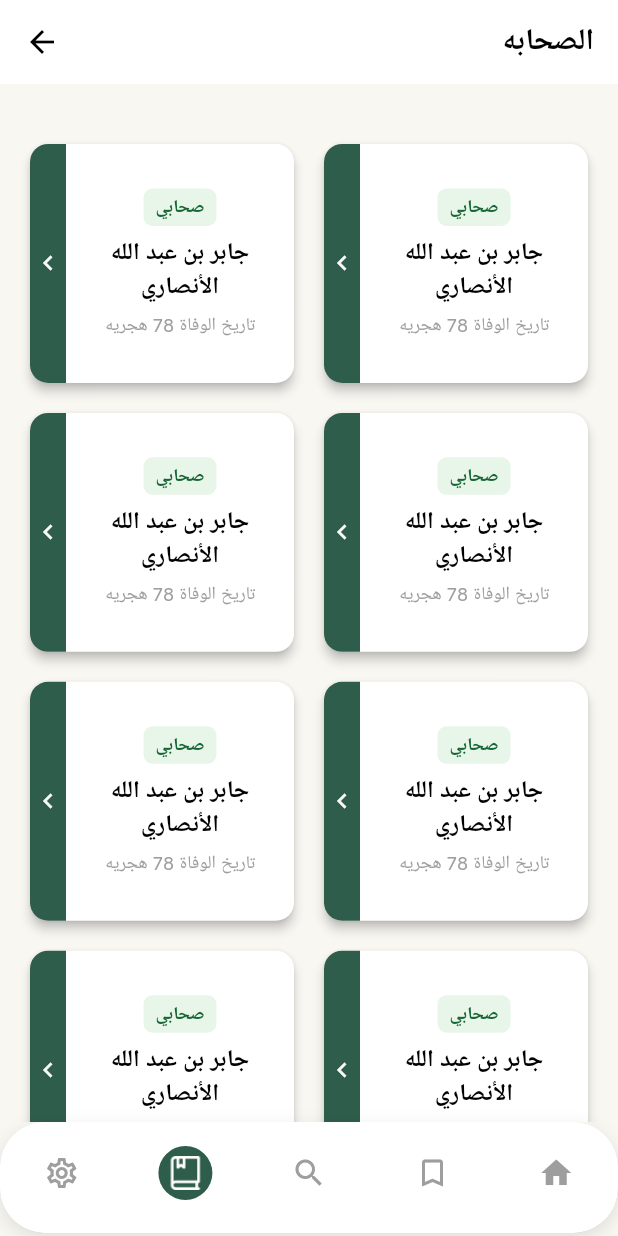
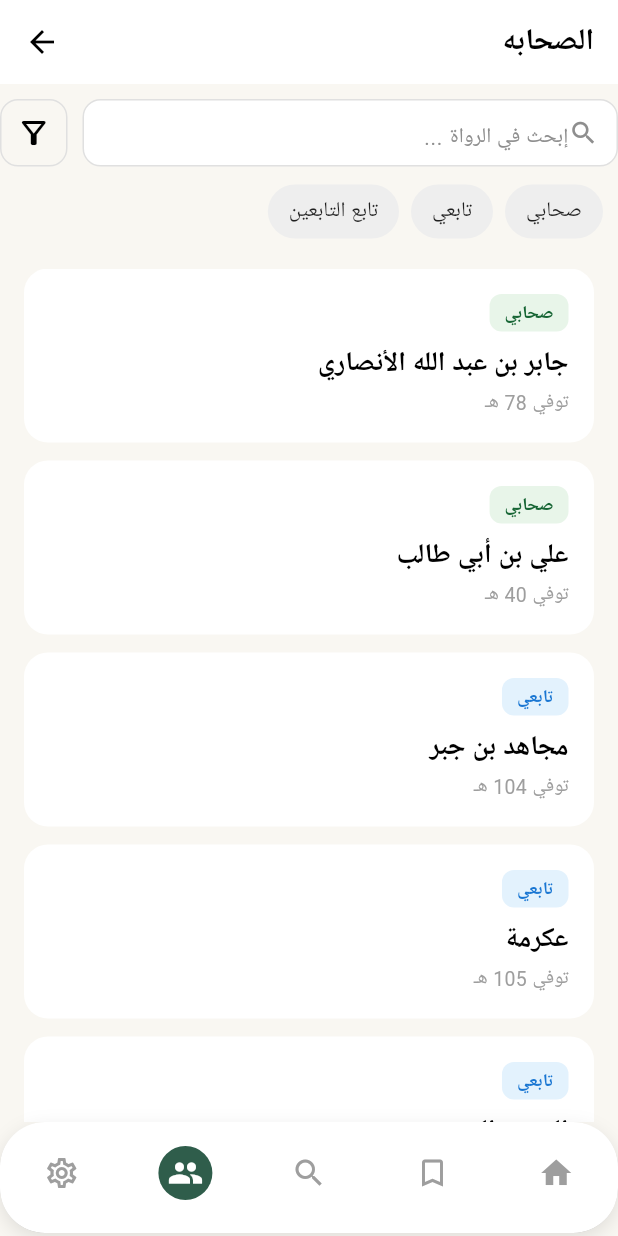
Before and after one commit to Salma28-zahran/Asaneed, a Flutter app: the HomeScreen screen opened by its route, item 2 of the bottom bar chosen, on a phone screen of 412 x 824 dp. Run offline on Flutter 3.47's test engine with Material 3 defaults, Android fonts, the phone set to English and light mode, and no system bars; our stand-ins replace font_awesome_flutter, google_fonts; Roboto replaces fonts that are missing (Tajawal).

Commit message:
new book screen

```diff
--- a/lib/features/home/presentation/widgets/custom_bottom_navbar.dart
+++ b/lib/features/home/presentation/widgets/custom_bottom_navbar.dart
@@ -55,10 +55,7 @@ class CustomBottomNavBar extends StatelessWidget {
                   iconSize: 28,
                   items: [
                     _buildNavItem(const Icon(Icons.settings_outlined), 0),
-                    _buildNavItem(
-                      const ImageIcon(AssetImage(AssetsManager.book1)),
-                      1,
-                    ),
+                    _buildNavItem(const Icon(Icons.group), 1),
                     _buildNavItem(const Icon(Icons.search), 2),
                     _buildNavItem(const Icon(Icons.bookmark_border), 3),
                     _buildNavItem(const Icon(Icons.home), 4),
--- a/lib/features/tabs/presentaion/views/book/book_screen.dart
+++ b/lib/features/tabs/presentaion/views/book/book_screen.dart
@@ -1,4 +1,5 @@
 import 'package:asaneed/core/route/routes.dart';
+import 'package:asaneed/features/tabs/presentaion/widgets/FilterWidget.dart';
 import 'package:asaneed/theme/AppThemeManager.dart';
 import 'package:asaneed/theme/app_theme.dart';
 import 'package:flutter/material.dart';
@@ -13,10 +14,26 @@ class BookScreen extends StatefulWidget {
 }
 
 class _BookScreenState extends State<BookScreen> {
-  int? selectedIndex;
+
+  String? selectedType;
+
+  final List<Map<String, String>> persons = [
+    {"type": "صحابي", "name": "جابر بن عبد الله الأنصاري", "date": "توفي 78 هـ"},
+    {"type": "صحابي", "name": "علي بن أبي طالب", "date": "توفي 40 هـ"},
+    {"type": "تابعي", "name": "مجاهد بن جبر", "date": "توفي 104 هـ"},
+    {"type": "تابعي", "name": "عكرمة", "date": "توفي 105 هـ"},
+    {"type": "تابعي", "name": "الحسن البصري", "date": "توفي 110 هـ"},
+    {"type": "تابع التابعين", "name": "أبو داود", "date": "توفي 275 هـ"},
+    {"type": "تابع التابعين", "name": "النسائي", "date": "توفي 303 هـ"},
+    {"type": "تابع التابعين", "name": "الترمذي", "date": "توفي 279 هـ"},
+  ];
 
   @override
   Widget build(BuildContext context) {
+    final filteredPersons = selectedType == null
+        ? persons
+        : persons.where((p) => p['type'] == selectedType).toList();
+
     return Scaffold(
       backgroundColor: context.watch<AppThemeManager>().isDarkMode
           ? Colors.grey[900]
@@ -38,25 +55,31 @@ class _BookScreenState extends State<BookScreen> {
       ),
       body: Column(
         children: [
+          const SizedBox(height: 10),
+          FilterWidget(
+            selectedType: selectedType ?? "",
+            onTypeSelected: (type) {
+              setState(() {
+                if (selectedType == type) {
+                  selectedType = null;
+                } else {
+                  selectedType = type;
+                }
+              });
+            },
+          ),
           const SizedBox(height: 20),
           Expanded(
-            child: GridView.builder(
-              itemCount: 8,
-              gridDelegate: const SliverGridDelegateWithFixedCrossAxisCount(
-                crossAxisCount: 2,
-                mainAxisSpacing: 12,
-                crossAxisSpacing: 12,
-                childAspectRatio: 110 / 100,
-              ),
-              padding: const EdgeInsets.all(16),
+            child: ListView.builder(
+              padding: const EdgeInsets.symmetric(horizontal: 16),
+              itemCount: filteredPersons.length,
               itemBuilder: (context, index) {
-                return buildSahabiCard(
+                final item = filteredPersons[index];
+                return buildPersonCard(
                   context: context,
-                  index: index,
-                  isSelected: selectedIndex == index,
-                  type: "صحابي",
-                  name: "جابر بن عبد الله الأنصاري",
-                  date: "تاريخ الوفاة 78 هجريه",
+                  type: item["type"]!,
+                  name: item["name"]!,
+                  date: item["date"]!,
                 );
               },
             ),
@@ -66,102 +89,99 @@ class _BookScreenState extends State<BookScreen> {
     );
   }
 
-  Widget buildSahabiCard({
+  Widget buildPersonCard({
     required BuildContext context,
-    required int index,
-    required bool isSelected,
     required String type,
     required String name,
     required String date,
   }) {
     return InkWell(
       onTap: () {
-        setState(() {
-          selectedIndex = index;
-        });
-
         Navigator.pushNamed(context, PageRouteName.rwah);
-
-
-
       },
-      child: Card(
-        elevation: 3,
-        color: isSelected ? AppColor.primary : AppColor.getContainerColor(context),
-        shape: RoundedRectangleBorder(
-          borderRadius: BorderRadius.circular(12),
+      child: Container(
+        padding: const EdgeInsets.all(16),
+        margin: const EdgeInsets.only(bottom: 12),
+        decoration: BoxDecoration(
+          color: AppColor.getContainerColor(context),
+          borderRadius: BorderRadius.circular(16),
+          border: Border.all(
+            color: Colors.white10,
+            width: 1,
+          ),
         ),
         child: Row(
+          mainAxisAlignment: MainAxisAlignment.end,
           children: [
-
-            Container(
-              width: 24,
-              decoration: BoxDecoration(
-                color: isSelected ? Colors.white : AppColor.primary,
-                borderRadius: const BorderRadius.only(
-                  topLeft: Radius.circular(12),
-                  bottomLeft: Radius.circular(12),
-                ),
-              ),
-              child: Center(
-                child: Icon(
-                  Icons.chevron_left,
-                  color: isSelected ? AppColor.primary : AppColor.white,
-                  size: 20,
-                ),
-              ),
-            ),
-
             Expanded(
-              child: Padding(
-                padding: const EdgeInsets.all(12),
               child: Column(
-                  crossAxisAlignment: CrossAxisAlignment.center,
-                  mainAxisAlignment: MainAxisAlignment.center,
+                crossAxisAlignment: CrossAxisAlignment.end,
                 children: [
                   Container(
-                      padding: const EdgeInsets.symmetric(
-                          horizontal: 8, vertical: 4),
+                    padding: const EdgeInsets.symmetric(horizontal: 10, vertical: 4),
                     decoration: BoxDecoration(
-                        color: isSelected
-                            ? Colors.white24
-                            : AppColor.green2,
-                        borderRadius: BorderRadius.circular(6),
+                      color: _getTypeBgColor(type),
+                      borderRadius: BorderRadius.circular(8),
                     ),
                     child: Text(
                       type,
                       style: TextStyle(
-                          color: isSelected ? AppColor.white : AppColor.green,
+                        color: _getTypeTextColor(type),
                         fontSize: 12,
                         fontWeight: FontWeight.bold,
                       ),
                     ),
                   ),
-                    const SizedBox(height: 6),
+                  const SizedBox(height: 8),
                   Text(
                     name,
-                      textAlign: TextAlign.center,
-                      style: TextStyle(
-                        fontSize: 16,
+                    textAlign: TextAlign.right,
+                    style: GoogleFonts.scheherazadeNew(
+                      color: AppColor.getBlack(context),
+                      fontSize: 18,
                       fontWeight: FontWeight.w600,
-                        color: isSelected ? Colors.white : AppColor.getBlack(context),
                     ),
                   ),
-                    const SizedBox(height: 6),
+                  const SizedBox(height: 4),
                   Text(
                     date,
-                      style: TextStyle(
-                        fontSize: 12,
-                        color: isSelected ? Colors.white70 : Colors.grey,
+                    style:  GoogleFonts.scheherazadeNew(
+                      color: Colors.grey,
+                      fontSize: 13,
                     ),
                   ),
                 ],
               ),
             ),
-            )
           ],
         ),
       ),
     );
   }
+
+  Color _getTypeBgColor(String type) {
+    switch (type) {
+      case "صحابي":
+        return AppColor.green2;
+      case "تابعي":
+        return AppColor.blue2;
+      case "تابع التابعين":
+        return AppColor.orange;
+      default:
+        return Colors.grey.shade200;
     }
+  }
+
+  Color _getTypeTextColor(String type) {
+    switch (type) {
+      case "صحابي":
+        return AppColor.green;
+      case "تابعي":
+        return AppColor.blue;
+      case "تابع التابعين":
+        return AppColor.orange2;
+      default:
+        return Colors.grey;
+    }
+  }
+}
--- a/lib/features/tabs/presentaion/views/home_page2.dart
+++ b/lib/features/tabs/presentaion/views/home_page2.dart
@@ -24,12 +24,12 @@ class _HomePage2State extends State<HomePage2> {
   String hadithWithoutTashkeel =
       "من احق الناس بحسن صحابتي؟ قال: امك...";
 
-  String currentText = "";   // النص اللي هيظهر
+  String currentText = "";
 
   @override
   void initState() {
     super.initState();
-    currentText = hadithWithTashkeel;   // بداية يظهر بالتشكيل
+    currentText = hadithWithTashkeel;
   }
   @override
   Widget build(BuildContext context) {
--- /dev/null
+++ b/lib/features/tabs/presentaion/widgets/FilterWidget.dart
@@ -0,0 +1,142 @@
+import 'package:asaneed/theme/app_theme.dart';
+import 'package:flutter/material.dart';
+import 'package:google_fonts/google_fonts.dart';
+
+class FilterWidget extends StatelessWidget {
+  final String selectedType;
+  final Function(String) onTypeSelected;
+
+  const FilterWidget({
+    super.key,
+    required this.selectedType,
+    required this.onTypeSelected,
+  });
+
+  @override
+  Widget build(BuildContext context) {
+    return Column(
+      crossAxisAlignment: CrossAxisAlignment.start,
+      children: [
+        Row(
+          children: [
+            Container(
+              height: 45,
+              width: 45,
+              decoration: BoxDecoration(
+                borderRadius: BorderRadius.circular(12),
+                border: Border.all(color: Colors.grey.shade300),
+              ),
+              child: Icon(
+                Icons.filter_alt_outlined,
+                color: AppColor.getBlack(context),
+              ),
+            ),
+            const SizedBox(width: 10),
+            Expanded(
+              child: Container(
+                height: 45,
+                decoration: BoxDecoration(
+                  color: AppColor.getContainerColor(context),
+                  borderRadius: BorderRadius.circular(12),
+                  border: Border.all(color: Colors.grey.shade300),
+                ),
+                padding: const EdgeInsets.symmetric(horizontal: 12),
+                child: Row(
+                  children: [
+                    Expanded(
+                      child: TextField(
+                        decoration: InputDecoration(
+                          hintText: " ... إبحث في الرواة  ",
+                          border: InputBorder.none,
+                          hintStyle: GoogleFonts.scheherazadeNew(
+                            color: AppColor.grey,
+                            fontSize: 14,
+                          ),
+                        ),
+                        textAlign: TextAlign.right,
+                      ),
+                    ),
+                    const Icon(
+                      Icons.search_outlined,
+                      color: AppColor.grey,
+                      size: 20,
+                    ),
+                  ],
+                ),
+              ),
+            ),
+          ],
+        ),
+        const SizedBox(height: 12),
+        Padding(
+          padding: const EdgeInsets.symmetric(horizontal: 10),
+          child: Row(
+            mainAxisAlignment: MainAxisAlignment.end,
+            children: [
+              _buildFilterChip(context, "تابع التابعين"),
+              const SizedBox(width: 8),
+              _buildFilterChip(context, "تابعي"),
+              const SizedBox(width: 8),
+              _buildFilterChip(context, "صحابي"),
+            ],
+          ),
+        ),
+      ],
+    );
+  }
+
+  Widget _buildFilterChip(BuildContext context, String title) {
+    final bool isSelected = selectedType == title;
+
+    Color bgColor;
+    Color textColor;
+
+    if (!isSelected) {
+      bgColor = Colors.grey.shade200;
+      textColor = Colors.black87;
+    } else {
+      switch (title) {
+        case "صحابي":
+          bgColor = AppColor.green;
+          textColor = Colors.white;
+          break;
+        case "تابعي":
+          bgColor = AppColor.blue;
+          textColor = Colors.white;
+          break;
+        case "تابع التابعين":
+          bgColor = AppColor.orange2;
+          textColor = Colors.white;
+          break;
+        default:
+          bgColor = Colors.grey.shade200;
+          textColor = Colors.black87;
+      }
+    }
+
+    return InkWell(
+      onTap: () {
+        onTypeSelected(title);
+      },
+      child: AnimatedContainer(
+        duration: const Duration(milliseconds: 290),
+        curve: Curves.easeInOut,
+        padding: const EdgeInsets.symmetric(horizontal: 14, vertical: 8),
+        decoration: BoxDecoration(
+          color: bgColor,
+          borderRadius: BorderRadius.circular(30),
+        ),
+        child: Text(
+          title,
+          style: GoogleFonts.scheherazadeNew(
+            color: textColor,
+            fontSize: 14,
+            fontWeight: FontWeight.w500,
+          ),
+        ),
+      ),
+    );
+  }
+
+
+}
--- a/lib/main.dart
+++ b/lib/main.dart
@@ -7,7 +7,7 @@ import 'package:provider/provider.dart';
 import 'theme/AppThemeManager.dart';
 
 void main() {
-  WidgetsFlutterBinding.ensureInitialized();     // ★★ أهم حاجة لمنع الشاشة البيضا ★★
+  WidgetsFlutterBinding.ensureInitialized();
 
   runApp(
     MultiProvider(
```
Lines whose indentation alone changed are shown as unchanged.
